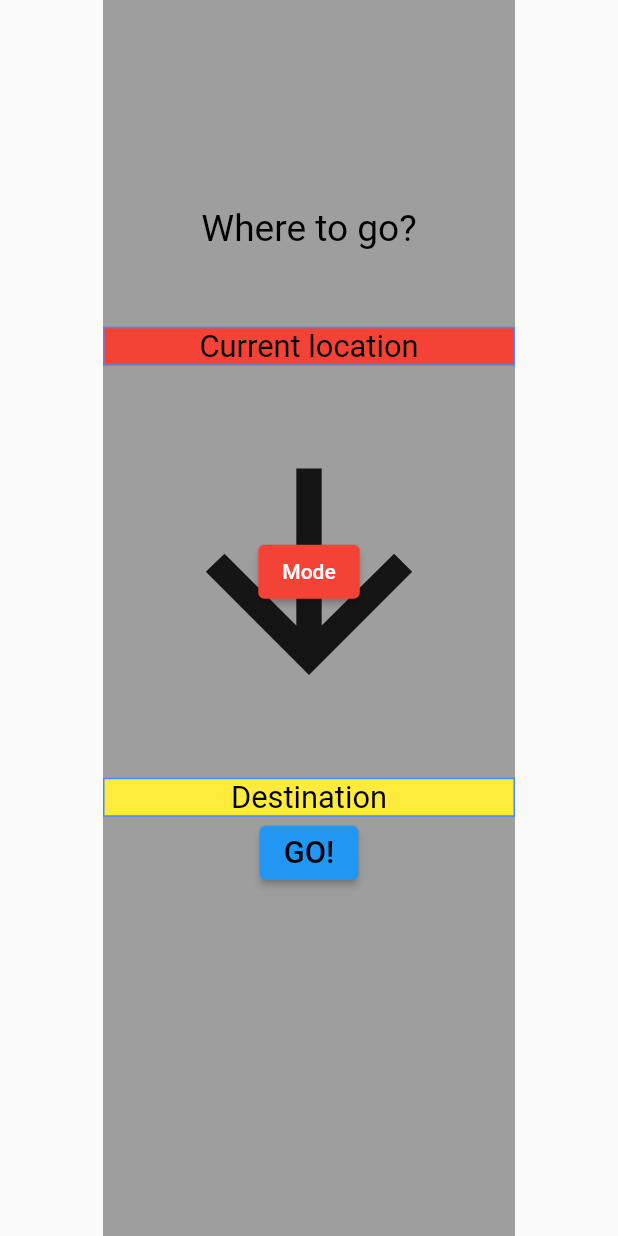
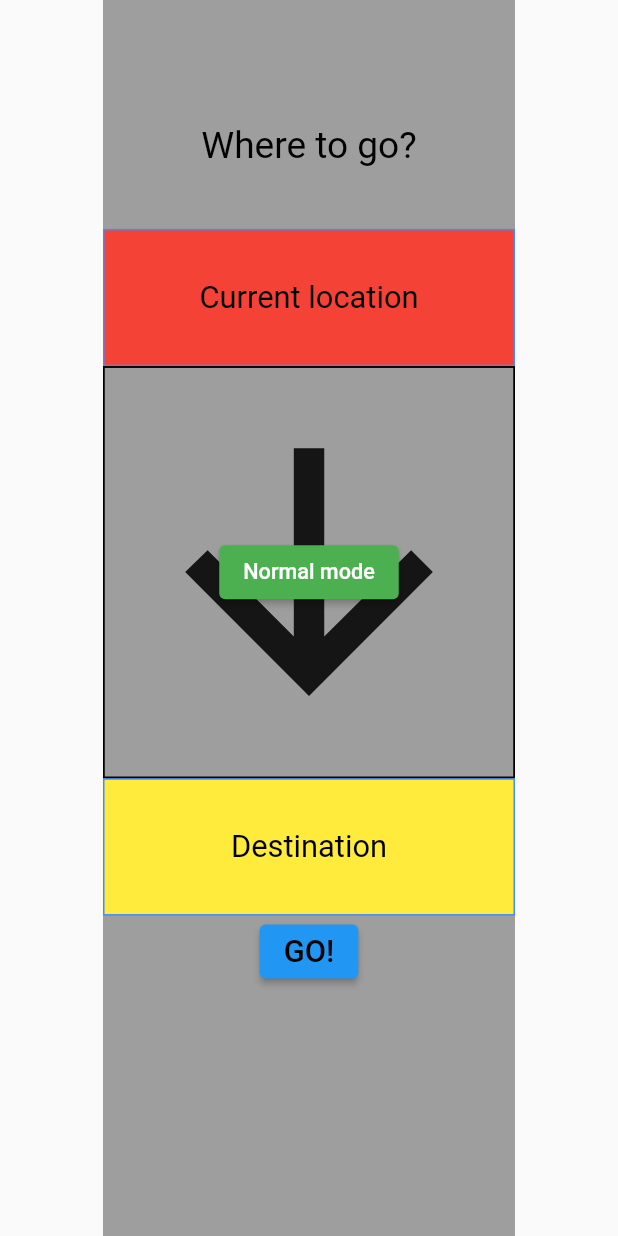
Before and after one commit to phantomcorn/Time_Constrain, a Flutter app: the screen it shows after launch, on a phone screen of 412 x 824 dp. Run offline on Flutter 3.47's test engine with Material 2 defaults, Android fonts, the phone set to English and light mode, and no system bars; our stand-ins replace flutter_map, latlong2.

Commit message:
add button to change mode

```diff
--- a/lib/main.dart
+++ b/lib/main.dart
@@ -135,7 +135,7 @@ class _MyHomePageState extends State<MyHomePage> {
                   child: Column(
                     children: [
                       Container(
-                        margin: EdgeInsets.only(top : height / 6 , bottom : width / 8),
+                        margin: EdgeInsets.only(top : height / 10 , bottom : width / 10),
                         child: Text("Where to go?",
                             style: TextStyle(
                                 fontSize: width * 0.06,
@@ -145,6 +145,7 @@ class _MyHomePageState extends State<MyHomePage> {
                       ),
                       Container(
                           width: width / 1.5,
+                          height: height / 9,
                           child: Align(alignment: Alignment.center,
                               child: Text("Current location",
                                   style: TextStyle(
@@ -161,32 +162,41 @@ class _MyHomePageState extends State<MyHomePage> {
                           )
                       ),
                       Container(
-                        width: width * 0.5,
+                        width: width / 1.5,
                         height:  height / 3,
                         child: Stack(
                           children: [
                             Container(
+                                padding: EdgeInsets.zero,
+                                decoration: BoxDecoration(
+                                  border: Border.all(
+                                    color: Colors.black
+                                  )
+                                ),
                                 alignment: Alignment.center,
                                 child: Icon(
                                   Icons.arrow_downward,
-                                  size: width * 0.5,
+                                  size: width * 0.6
                                 )
                             ),
-                            Align(
+                            Container(
+                              padding: EdgeInsets.zero,
                               alignment: Alignment.center,
-                              child: ElevatedButton(
-                                onPressed: () {
-                                },
-                                child: Text("Mode"),
-                                style: ElevatedButton.styleFrom(
-                                  primary: Colors.red
-                                ),
+                              child: ModeButton(
+                                width: width,
+                                height: height
+                              ),
+                              decoration: BoxDecoration(
+                               border: Border.all(
+                                 color: Colors.black
+                               )
                               )
                             )
                           ],
                         ),
                       ),
                       Container(
+                          height: height / 9,
                           width: width / 1.5,
                           child: Align(alignment: Alignment.center,
                               child: Text("Destination",
@@ -222,7 +232,134 @@ class _MyHomePageState extends State<MyHomePage> {
         )
     );
   }
+}
+
+
+class ModeButton extends StatefulWidget {
+
+  final double width;
+  final double height;
+
+  ModeButton({required this.width, required this.height});
+
+  @override
+  _ModeButtonState createState() => _ModeButtonState();
+
+}
+
+class _ModeButtonState extends State<ModeButton> {
+
+  int modeCounter = 0;
+  late final List<Widget> mode;
+
+  @override
+  void initState() {
+    mode = [
+      normal(),
+      comfort(),
+      fast(),
+      luxury()
+    ];
+    super.initState();
   }
+
+  Widget comfort() {
+    return ElevatedButton(
+        onPressed: () {
+          setState(() {
+            if (modeCounter == 3) {
+              modeCounter = 0;
+            } else {
+              modeCounter ++;
+            }
+          });
+        },
+        child: Text("Comfort mode",
+          style: TextStyle(
+              fontSize: widget.width * 0.035
+          )
+        ),
+        style: ElevatedButton.styleFrom(
+            primary: Colors.blueAccent
+        ),
+    );
+  }
+
+  Widget fast() {
+    return ElevatedButton(
+      onPressed: () {
+        setState(() {
+          if (modeCounter == 3) {
+            modeCounter = 0;
+          } else {
+            modeCounter ++;
+          }
+        });
+      },
+      child: Text("Fast mode",
+          style: TextStyle(
+              fontSize: widget.width * 0.035
+          )
+      ),
+      style: ElevatedButton.styleFrom(
+          primary: Colors.red
+      ),
+    );
+  }
+
+  Widget normal() {
+    return ElevatedButton(
+      onPressed: () {
+        setState(() {
+          if (modeCounter == 3) {
+            modeCounter = 0;
+          } else {
+            modeCounter ++;
+          }
+        });
+      },
+      child: Text("Normal mode",
+          style: TextStyle(
+              fontSize: widget.width * 0.035
+          )
+      ),
+      style: ElevatedButton.styleFrom(
+          primary: Colors.green
+      ),
+    );
+  }
+
+  Widget luxury() {
+    return ElevatedButton(
+      onPressed: () {
+        setState(() {
+          if (modeCounter == 3) {
+            modeCounter = 0;
+          } else {
+            modeCounter ++;
+          }
+        });
+      },
+      child: Text("Luxury mode",
+          style: TextStyle(
+              fontSize: widget.width * 0.035
+          )
+      ),
+      style: ElevatedButton.styleFrom(
+          primary: Colors.yellow
+      ),
+    );
+  }
+
+
+
+
+  @override
+  Widget build(BuildContext context) {
+    return mode[modeCounter];
+  }
+
+}
 
 
 
```
